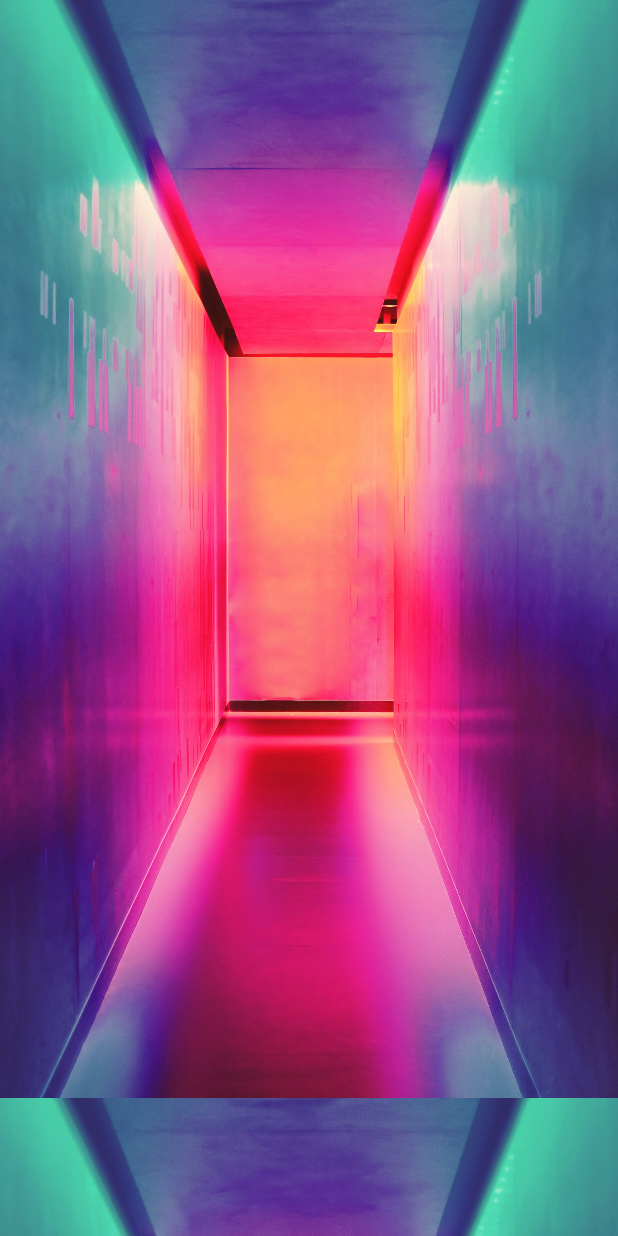
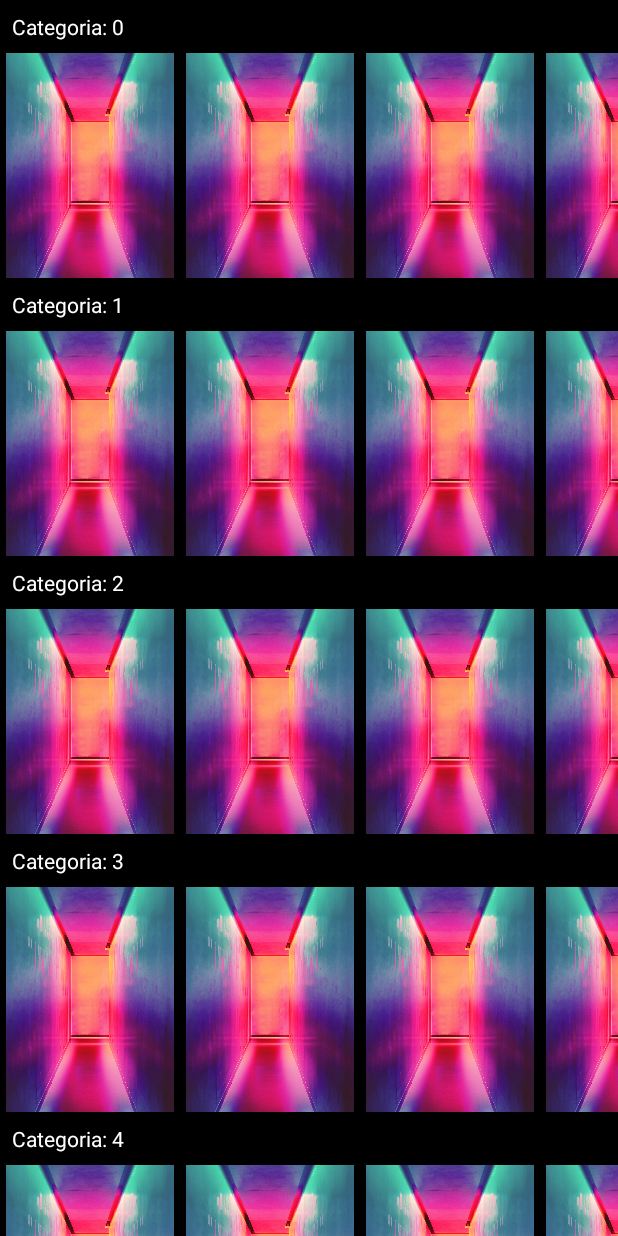
Before and after one commit to edu-correia/NetflixClone, an Android app: the screen it shows after launch (MainActivity), on a phone screen of 412 x 824 dp. Run offline under Robolectric (Android 15) with nearby library versions, the phone set to English and light mode, and no system bars.

Commit message:
Main activity rendering multiples carousels

```diff
--- a/app/src/main/java/com/educorreia/netflixclone/MainActivity.java
+++ b/app/src/main/java/com/educorreia/netflixclone/MainActivity.java
@@ -11,6 +11,7 @@ import android.view.ViewGroup;
 import android.widget.ImageView;
 import android.widget.TextView;
 
+import com.educorreia.netflixclone.models.Category;
 import com.educorreia.netflixclone.models.Movie;
 
 import org.w3c.dom.Text;
@@ -25,19 +26,68 @@ public class MainActivity extends AppCompatActivity {
         super.onCreate(savedInstanceState);
         setContentView(R.layout.activity_main);
 
-        RecyclerView rcvMoviesList = findViewById(R.id.rcv_movies_list);
+        RecyclerView rcvCategoriesList = findViewById(R.id.rcv_categories_list);
 
-        List<Movie> movies = new ArrayList<>();
-        for (int i = 0; i < 30; i++) {
-            Movie movie = new Movie();
-            movie.setCoverUrl(R.drawable.movie_cover);
-            movies.add(movie);
+        List<Category> categories = new ArrayList<>();
+        for (int i = 0; i < 10; i++) {
+            Category category = new Category();
+
+            List<Movie> movies = new ArrayList<>();
+            for (int j = 0; j < 30; j++) {
+                Movie movie = new Movie();
+                movie.setCoverUrl(R.drawable.movie_cover);
+                movies.add(movie);
+            }
+
+            category.setName("Categoria: " + i);
+            category.setMovies(movies);
+
+            categories.add(category);
         }
 
-        MoviesListAdapter adapter = new MoviesListAdapter(movies);
+        CategoriesListAdapter adapter = new CategoriesListAdapter(categories);
+        rcvCategoriesList.setLayoutManager(new LinearLayoutManager(this, LinearLayoutManager.VERTICAL, false));
+        rcvCategoriesList.setAdapter(adapter);
+    }
 
-        rcvMoviesList.setLayoutManager(new LinearLayoutManager(this, LinearLayoutManager.VERTICAL, false));
-        rcvMoviesList.setAdapter(adapter);
+    private static class CategoryHolder extends RecyclerView.ViewHolder {
+        TextView txtCategoryName;
+        RecyclerView rcvMoviesList;
+
+        public CategoryHolder(@NonNull View itemView) {
+            super(itemView);
+            txtCategoryName = itemView.findViewById(R.id.txt_category_name);
+            rcvMoviesList = itemView.findViewById(R.id.rcv_movies_list);
+        }
+    }
+
+    private class CategoriesListAdapter extends RecyclerView.Adapter<CategoryHolder>{
+        private final List<Category> categoriesList;
+
+        public CategoriesListAdapter(List<Category> categoriesList) {
+            this.categoriesList = categoriesList;
+        }
+
+        @NonNull
+        @Override
+        public CategoryHolder onCreateViewHolder(@NonNull ViewGroup parent, int viewType) {
+            return new CategoryHolder(getLayoutInflater().inflate(R.layout.category_item, parent, false));
+        }
+
+        @Override
+        public void onBindViewHolder(@NonNull CategoryHolder holder, int position) {
+            Category category = categoriesList.get(position);
+            holder.txtCategoryName.setText(category.getName());
+
+            MoviesListAdapter adapter = new MoviesListAdapter(category.getMovies());
+            holder.rcvMoviesList.setLayoutManager(new LinearLayoutManager(getBaseContext(), LinearLayoutManager.HORIZONTAL, false));
+            holder.rcvMoviesList.setAdapter(adapter);
+        }
+
+        @Override
+        public int getItemCount() {
+            return categoriesList.size();
+        }
     }
 
     private static class MovieHolder extends RecyclerView.ViewHolder {
--- a/app/src/main/java/com/educorreia/netflixclone/models/Category.java
+++ b/app/src/main/java/com/educorreia/netflixclone/models/Category.java
@@ -5,4 +5,20 @@ import java.util.List;
 public class Category {
     private String name;
     private List<Movie> movies;
+
+    public String getName() {
+        return name;
+    }
+
+    public void setName(String name) {
+        this.name = name;
+    }
+
+    public List<Movie> getMovies() {
+        return movies;
+    }
+
+    public void setMovies(List<Movie> movies) {
+        this.movies = movies;
+    }
 }
--- a/app/src/main/res/layout/activity_main.xml
+++ b/app/src/main/res/layout/activity_main.xml
@@ -7,7 +7,7 @@
     tools:context=".MainActivity">
 
     <androidx.recyclerview.widget.RecyclerView
-        android:id="@+id/rcv_movies_list"
+        android:id="@+id/rcv_categories_list"
         app:layout_constraintTop_toTopOf="parent"
         app:layout_constraintEnd_toEndOf="parent"
         app:layout_constraintBottom_toBottomOf="parent"
@@ -16,6 +16,6 @@
         android:layout_width="0dp"
         android:layout_height="0dp"
         tools:itemCount="10"
-        tools:listitem="@layout/movie_item"/>
+        tools:listitem="@layout/category_item"/>
 
 </androidx.constraintlayout.widget.ConstraintLayout>
--- /dev/null
+++ b/app/src/main/res/layout/category_item.xml
@@ -0,0 +1,32 @@
+<?xml version="1.0" encoding="utf-8"?>
+<androidx.constraintlayout.widget.ConstraintLayout xmlns:android="http://schemas.android.com/apk/res/android"
+    xmlns:app="http://schemas.android.com/apk/res-auto"
+    xmlns:tools="http://schemas.android.com/tools"
+    android:background="@color/black"
+    android:layout_width="match_parent"
+    android:layout_height="wrap_content"
+    android:backgroundTint="@color/black"
+    android:orientation="vertical">
+
+    <TextView
+        android:id="@+id/txt_category_name"
+        android:text="Nome da categoria"
+        android:textColor="@color/white"
+        android:layout_marginStart="8dp"
+        android:layout_marginTop="8dp"
+        app:layout_constraintTop_toTopOf="parent"
+        app:layout_constraintStart_toStartOf="parent"
+        android:layout_width="wrap_content"
+        android:layout_height="wrap_content"/>
+
+    <androidx.recyclerview.widget.RecyclerView
+        android:id="@+id/rcv_movies_list"
+        android:layout_width="match_parent"
+        android:layout_height="150dp"
+        android:layout_marginTop="8dp"
+        app:layout_constraintStart_toStartOf="parent"
+        app:layout_constraintEnd_toEndOf="parent"
+        app:layout_constraintTop_toBottomOf="@id/txt_category_name"
+        tools:itemCount="10"
+        tools:listitem="@layout/movie_item"/>
+</androidx.constraintlayout.widget.ConstraintLayout>
--- a/app/src/main/res/layout/movie_item.xml
+++ b/app/src/main/res/layout/movie_item.xml
@@ -1,19 +1,22 @@
 <?xml version="1.0" encoding="utf-8"?>
 <androidx.constraintlayout.widget.ConstraintLayout xmlns:android="http://schemas.android.com/apk/res/android"
     android:layout_width="wrap_content"
-    android:layout_height="wrap_content"
+    android:layout_height="match_parent"
     xmlns:app="http://schemas.android.com/apk/res-auto"
     android:orientation="vertical">
 
     <ImageView
         android:id="@+id/img_movie_cover"
         android:src="@drawable/movie_cover"
-        android:layout_width="wrap_content"
-        android:layout_height="0dp"
+        android:layout_width="0dp"
+        android:layout_height="wrap_content"
+        android:layout_marginStart="4dp"
+        android:layout_marginEnd="4dp"
         android:scaleType="centerCrop"
-        app:layout_constraintDimensionRatio="h,9:16"
+        app:layout_constraintDimensionRatio="w,3:4"
         app:layout_constraintStart_toStartOf="parent"
         app:layout_constraintEnd_toEndOf="parent"
+        app:layout_constraintBottom_toBottomOf="parent"
         app:layout_constraintTop_toTopOf="parent"/>
 
 </androidx.constraintlayout.widget.ConstraintLayout>
```
